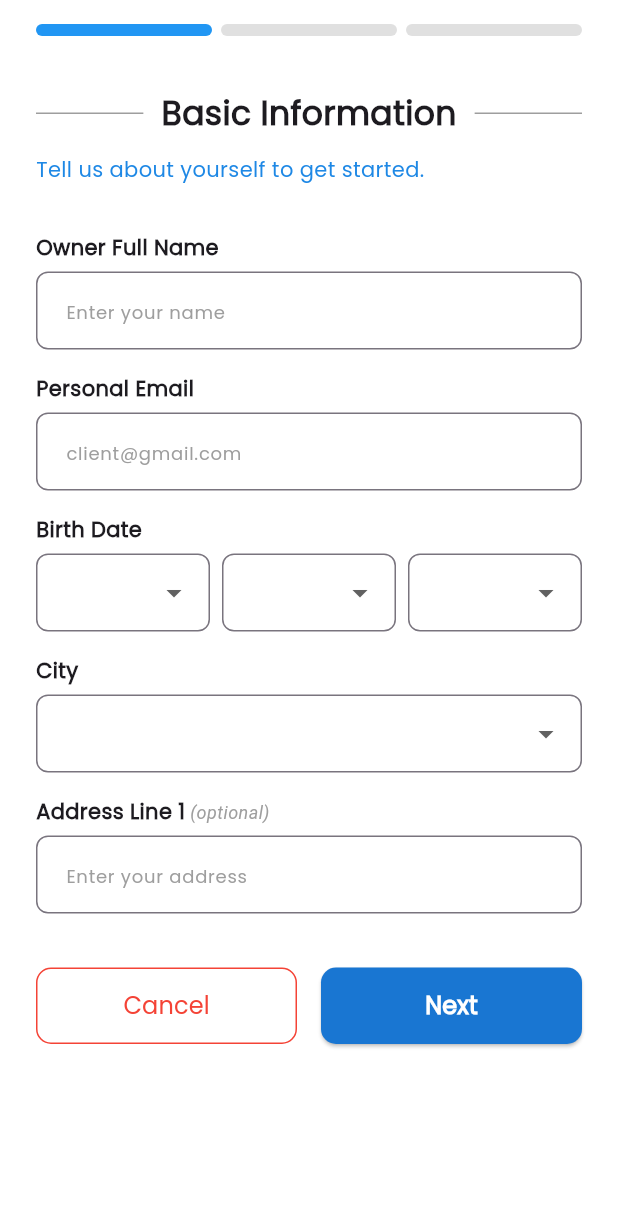
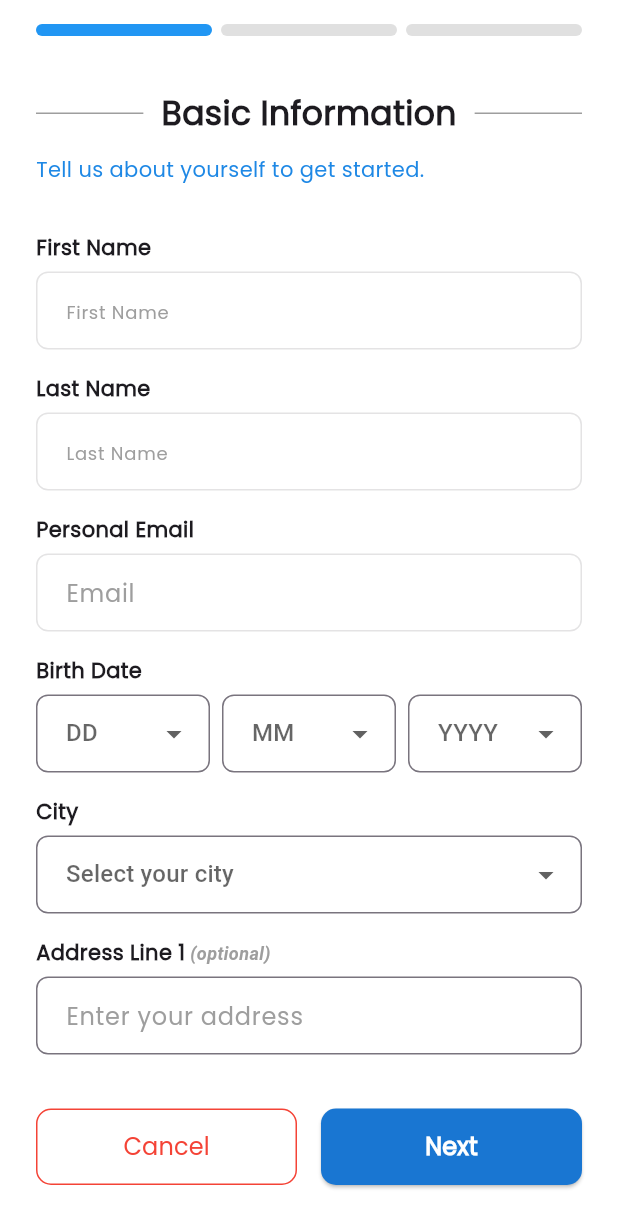
Before and after one commit to LiloZ95/Adventura.lb, a Flutter app: the BecomeProviderFlow screen opened directly, on a phone screen of 412 x 824 dp. Shown: the top 1228 px of the screen. Run offline on Flutter 3.47's test engine with Material 3 defaults, Android fonts, the phone set to English and light mode, and no system bars; our stand-ins replace animated_text_kit, barcode_widget, dotted_border, flutter_dotenv, flutter_map, flutter_secure_storage and 14 more; missing offline and left inert: flutter_map_cancellable_tile_provider, mobile_scanner; accounts and stored records are empty.

Commit message:
half of Become Provider finished

```diff
--- a/lib/BecomeProvider/BasicInfo.dart
+++ b/lib/BecomeProvider/BasicInfo.dart
@@ -1,136 +1,224 @@
 import 'package:flutter/material.dart';
 import 'package:adventura/BecomeProvider/widgets/TextFieldWidget.dart';
+import 'package:hive/hive.dart';
 
-class BasicInfoScreen extends StatelessWidget {
+class BasicInfoScreen extends StatefulWidget {
   final VoidCallback onNext;
 
   const BasicInfoScreen({super.key, required this.onNext});
 
   @override
+  State<BasicInfoScreen> createState() => _BasicInfoScreenState();
+}
+
+class _BasicInfoScreenState extends State<BasicInfoScreen> {
+  final _formKey = GlobalKey<FormState>();
+
+  final TextEditingController _firstNameController = TextEditingController();
+  final TextEditingController _lastNameController = TextEditingController();
+  final TextEditingController _emailController = TextEditingController();
+  final TextEditingController _addressController = TextEditingController();
+
+  String? _selectedDay;
+  String? _selectedMonth;
+  String? _selectedYear;
+  String? _selectedCity;
+
+  final List<String> cities = [
+    'Beirut',
+    'Tripoli',
+    'Sidon',
+    'Tyre',
+    'Zahle',
+    'Jounieh',
+    'Byblos',
+    'Baalbek',
+    'Aley',
+    'Batroun',
+    'Nabatieh',
+    'Halba',
+    'Hermel',
+    'Rachaya',
+    'Bent Jbeil'
+  ];
+
+  final List<String> days =
+      List.generate(31, (i) => (i + 1).toString().padLeft(2, '0'));
+  final List<String> months =
+      List.generate(12, (i) => (i + 1).toString().padLeft(2, '0'));
+  final List<String> years =
+      List.generate(100, (i) => (DateTime.now().year - i).toString());
+
+  Future<void> loadUserInfo() async {
+    final authBox = await Hive.openBox('authBox');
+    final flowBox = await Hive.openBox('providerFlow');
+
+    _firstNameController.text = authBox.get("firstName", defaultValue: "");
+    _lastNameController.text = authBox.get("lastName", defaultValue: "");
+    _emailController.text = authBox.get("userEmail", defaultValue: "");
+
+    _selectedDay = flowBox.get("selectedDay");
+    _selectedMonth = flowBox.get("selectedMonth");
+    _selectedYear = flowBox.get("selectedYear");
+    _selectedCity = flowBox.get("selectedCity");
+    _addressController.text = flowBox.get("address", defaultValue: "");
+  }
+
+  @override
+  void initState() {
+    super.initState();
+    loadUserInfo();
+  }
+
+  @override
   Widget build(BuildContext context) {
     return SingleChildScrollView(
       padding: const EdgeInsets.symmetric(horizontal: 24, vertical: 20),
+      child: Form(
+        key: _formKey,
         child: Column(
           crossAxisAlignment: CrossAxisAlignment.start,
           children: [
-          // Title with horizontal dividers
             Row(
               children: const [
                 Expanded(child: Divider(thickness: 1, color: Colors.grey)),
                 SizedBox(width: 12),
-              Text(
-                "Basic Information",
+                Text("Basic Information",
                     style: TextStyle(
                         fontSize: 22,
                         fontWeight: FontWeight.bold,
-                  fontFamily: 'poppins',
-                ),
-              ),
+                        fontFamily: 'poppins')),
                 SizedBox(width: 12),
                 Expanded(child: Divider(thickness: 1, color: Colors.grey)),
               ],
             ),
             const SizedBox(height: 12),
-
             Text(
               "Tell us about yourself to get started.",
               style: TextStyle(
-              fontSize: 14,
-              fontFamily: 'poppins',
-              color: Colors.blue[600],
-            ),
+                  fontSize: 14, fontFamily: 'poppins', color: Colors.blue[600]),
             ),
             const SizedBox(height: 32),
-
-          // Full Name
-          buildLabel("Owner Full Name"),
+            buildLabel("First Name"),
             const SizedBox(height: 6),
-          const CustomTextField(hint: "Enter your name"),
+            CustomTextField(
+              hint: "First Name",
+              controller: _firstNameController,
+              enabled: false,
+            ),
             const SizedBox(height: 16),
-
-          // Email
+            buildLabel("Last Name"),
+            const SizedBox(height: 6),
+            CustomTextField(
+                hint: "Last Name",
+                controller: _lastNameController,
+                enabled: false),
+            const SizedBox(height: 16),
             buildLabel("Personal Email"),
             const SizedBox(height: 6),
-          const CustomTextField(hint: "client@gmail.com"),
+            TextFormField(
+              controller: _emailController,
+              enabled: false,
+              decoration: inputDecoration("Email"),
+            ),
             const SizedBox(height: 16),
-
-          // Birth Date
             buildLabel("Birth Date"),
             const SizedBox(height: 6),
             Row(
               children: [
-              Expanded(child: buildDropdown(hint: "DD")),
+                Expanded(
+                    child: buildDropdown("DD", days, _selectedDay,
+                        (val) => setState(() => _selectedDay = val))),
                 const SizedBox(width: 8),
-              Expanded(child: buildDropdown(hint: "MM")),
+                Expanded(
+                    child: buildDropdown("MM", months, _selectedMonth,
+                        (val) => setState(() => _selectedMonth = val))),
                 const SizedBox(width: 8),
-              Expanded(child: buildDropdown(hint: "YYYY")),
+                Expanded(
+                    child: buildDropdown("YYYY", years, _selectedYear,
+                        (val) => setState(() => _selectedYear = val))),
               ],
             ),
             const SizedBox(height: 16),
-
-          // City
             buildLabel("City"),
             const SizedBox(height: 6),
-          buildDropdown(hint: "Select your city"),
+            buildDropdown("Select your city", cities, _selectedCity,
+                (val) => setState(() => _selectedCity = val)),
             const SizedBox(height: 16),
-
-          // Address (optional)
             buildLabel("Address Line 1", optional: true),
             const SizedBox(height: 6),
-          const CustomTextField(hint: "Enter your address"),
+            TextFormField(
+              controller: _addressController,
+              decoration: inputDecoration("Enter your address"),
+            ),
             const SizedBox(height: 36),
-
-
-
-          // Buttons
             Row(
               children: [
                 Expanded(
                   child: OutlinedButton(
-                  onPressed: () => Navigator.pop(context),
+                    onPressed: () async {
+                      final box = await Hive.openBox('providerFlow');
+                      await box.clear();
+                      Navigator.pop(context);
+                    },
                     style: OutlinedButton.styleFrom(
                       side: const BorderSide(color: Colors.red),
                       shape: RoundedRectangleBorder(
-                      borderRadius: BorderRadius.circular(10),
-                    ),
+                          borderRadius: BorderRadius.circular(10)),
                       padding: const EdgeInsets.symmetric(vertical: 14),
                     ),
-                  child: const Text(
-                    "Cancel",
+                    child: const Text("Cancel",
                         style: TextStyle(
                             fontFamily: 'poppins',
                             fontSize: 16,
-                      color: Colors.red,
-                    ),
-                  ),
+                            color: Colors.red)),
                   ),
                 ),
                 const SizedBox(width: 16),
                 Expanded(
                   child: ElevatedButton(
-                  onPressed: onNext,
+                    onPressed: () async {
+                      if (_formKey.currentState!.validate() &&
+                          _selectedDay != null &&
+                          _selectedMonth != null &&
+                          _selectedYear != null &&
+                          _selectedCity != null) {
+                        final box = await Hive.openBox('providerFlow');
+
+                        await box.put("selectedDay", _selectedDay);
+                        await box.put("selectedMonth", _selectedMonth);
+                        await box.put("selectedYear", _selectedYear);
+                        await box.put("selectedCity", _selectedCity);
+                        await box.put("address", _addressController.text);
+
+                        widget.onNext();
+                      } else {
+                        ScaffoldMessenger.of(context).showSnackBar(
+                          const SnackBar(
+                              content:
+                                  Text("Please fill all required fields.")),
+                        );
+                      }
+                    },
                     style: ElevatedButton.styleFrom(
                       backgroundColor: Colors.blue[700],
                       shape: RoundedRectangleBorder(
-                      borderRadius: BorderRadius.circular(10),
-                    ),
+                          borderRadius: BorderRadius.circular(10)),
                       padding: const EdgeInsets.symmetric(vertical: 14),
                     ),
-                  child: const Text(
-                    "Next",
+                    child: const Text("Next",
                         style: TextStyle(
                             fontFamily: 'poppins',
                             fontSize: 16,
                             fontWeight: FontWeight.bold,
-                      color: Colors.white,
-                    ),
-                  ),
+                            color: Colors.white)),
                   ),
                 ),
               ],
             ),
             const SizedBox(height: 32),
           ],
+        ),
       ),
     );
   }
@@ -140,10 +228,7 @@ class BasicInfoScreen extends StatelessWidget {
       TextSpan(
         text: text,
         style: const TextStyle(
-          fontSize: 14,
-          fontWeight: FontWeight.bold,
-          fontFamily: 'poppins',
-        ),
+            fontSize: 14, fontWeight: FontWeight.bold, fontFamily: 'poppins'),
         children: optional
             ? [
                 const TextSpan(
@@ -151,9 +236,7 @@ class BasicInfoScreen extends StatelessWidget {
                   style: TextStyle(
                       fontSize: 12,
                       color: Colors.grey,
-                    fontStyle: FontStyle.italic,
-                    fontWeight: FontWeight.normal,
-                  ),
+                      fontStyle: FontStyle.italic),
                 )
               ]
             : [],
@@ -161,27 +244,30 @@ class BasicInfoScreen extends StatelessWidget {
     );
   }
 
-  Widget buildDropdown({required String hint}) {
+  Widget buildDropdown(String hint, List<String> items, String? value,
+      Function(String?) onChanged) {
     return DropdownButtonFormField<String>(
-      value: null,
-      decoration: InputDecoration(
+      value: value,
+      onChanged: onChanged,
+      validator: (val) => val == null ? "Required" : null,
+      decoration: inputDecoration(hint),
+      items: items
+          .map((val) => DropdownMenuItem(value: val, child: Text(val)))
+          .toList(),
+    );
+  }
+
+  InputDecoration inputDecoration(String hint) {
+    return InputDecoration(
       hintText: hint,
-        hintStyle: const TextStyle(fontFamily: 'poppins'),
+      hintStyle: const TextStyle(fontFamily: 'poppins', color: Colors.grey),
       border: OutlineInputBorder(
           borderRadius: BorderRadius.circular(8),
-          borderSide: BorderSide(color: Colors.grey.shade300),
-        ),
+          borderSide: BorderSide(color: Colors.grey.shade300)),
       focusedBorder: OutlineInputBorder(
           borderRadius: BorderRadius.circular(8),
-          borderSide: const BorderSide(color: Colors.blue, width: 1.8),
-        ),
-        contentPadding:
-            const EdgeInsets.symmetric(horizontal: 16, vertical: 14),
-      ),
-      items: const [
-        DropdownMenuItem(value: null, child: SizedBox.shrink()),
-      ],
-      onChanged: (_) {},
+          borderSide: const BorderSide(color: Colors.blue, width: 1.8)),
+      contentPadding: const EdgeInsets.symmetric(horizontal: 16, vertical: 14),
     );
   }
 }
--- a/lib/BecomeProvider/widgets/TextFieldWidget.dart
+++ b/lib/BecomeProvider/widgets/TextFieldWidget.dart
@@ -5,6 +5,7 @@ class CustomTextField extends StatelessWidget {
   final TextEditingController? controller;
   final TextInputType? keyboardType;
   final bool obscureText;
+  final bool enabled;
 
   const CustomTextField({
     super.key,
@@ -12,6 +13,7 @@ class CustomTextField extends StatelessWidget {
     this.controller,
     this.keyboardType,
     this.obscureText = false,
+    this.enabled = true,
   });
 
   @override
@@ -20,13 +22,12 @@ class CustomTextField extends StatelessWidget {
       controller: controller,
       keyboardType: keyboardType,
       obscureText: obscureText,
+      enabled: enabled,
       style: const TextStyle(fontFamily: 'poppins'),
       decoration: InputDecoration(
         hintText: hint,
-        hintStyle: const TextStyle(fontFamily: 'poppins',
-        color: Colors.grey,
-        fontSize: 12),
-
+        hintStyle: const TextStyle(
+            fontFamily: 'poppins', color: Colors.grey, fontSize: 12),
         border: OutlineInputBorder(
           borderRadius: BorderRadius.circular(8),
           borderSide: BorderSide(color: Colors.grey.shade300),
@@ -35,7 +36,8 @@ class CustomTextField extends StatelessWidget {
           borderRadius: BorderRadius.circular(8),
           borderSide: const BorderSide(color: Colors.blue, width: 1.8),
         ),
-        contentPadding: const EdgeInsets.symmetric(horizontal: 16, vertical: 14),
+        contentPadding:
+            const EdgeInsets.symmetric(horizontal: 16, vertical: 14),
       ),
     );
   }
--- a/lib/Main screen components/MainScreen.dart
+++ b/lib/Main screen components/MainScreen.dart
@@ -6,7 +6,6 @@ import 'package:lucide_icons/lucide_icons.dart';
 import 'package:adventura/Services/profile_service.dart';
 import 'package:adventura/event_cards/Cards.dart';
 import 'package:adventura/colors.dart';
-import 'package:adventura/search%20screen/searchScreen.dart';
 import 'package:adventura/utils.dart';
 import 'package:adventura/utils/snackbars.dart';
 import 'package:flutter/material.dart';
--- a/lib/Services/auth_service.dart
+++ b/lib/Services/auth_service.dart
@@ -120,6 +120,7 @@ class AuthService {
           // ✅ Save user details
           await storageBox.put("firstName", user["first_name"]);
           await storageBox.put("lastName", user["last_name"]);
+          await storageBox.put("userEmail", user["email"]);
           await storageBox.put("profilePicture", user["profilePicture"] ?? "");
 
           String userType = user["user_type"] ?? "client";
```
Also changed, not shown: lib/BecomeProvider/CredentialsStep.dart (+54 -17 lines), lib/Services/provider_service.dart (added, +73 -0 lines), adventura-backend/package-lock.json, adventura-backend/uploads/provider_docs/2/gov_id-processed.jpg (added), adventura-backend/uploads/provider_docs/2/gov_id.jpg (added), adventura-backend/uploads/provider_docs/2/gov_id.jpg-processed.jpg (added), adventura-backend/uploads/provider_docs/2/selfie.jpg (added), 5 other files. Lines whose indentation alone changed are shown as unchanged.
